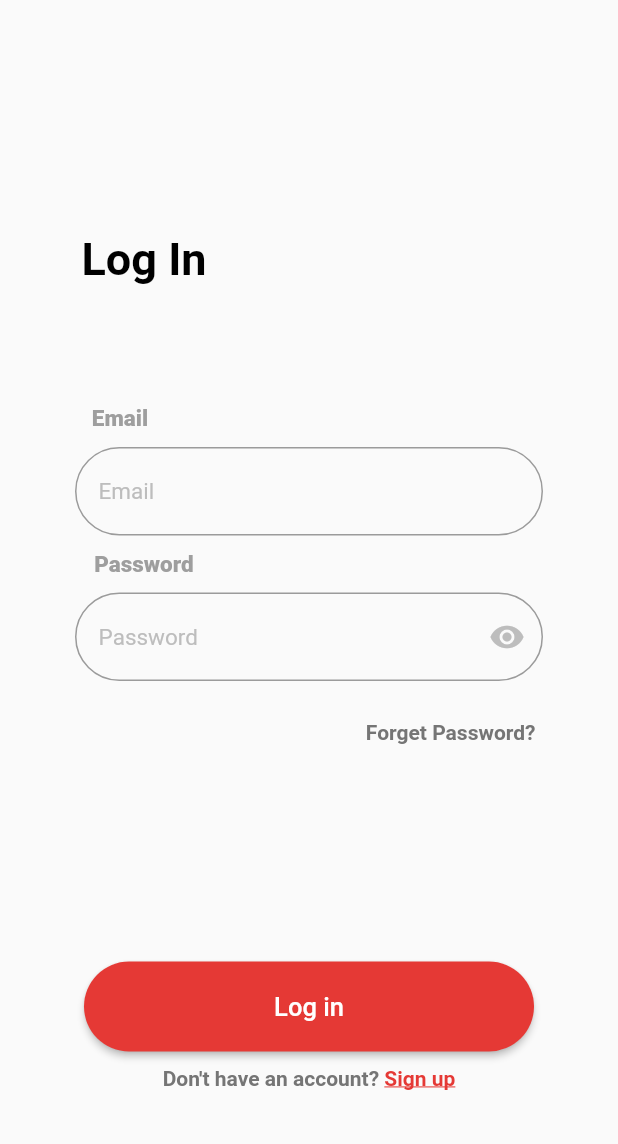
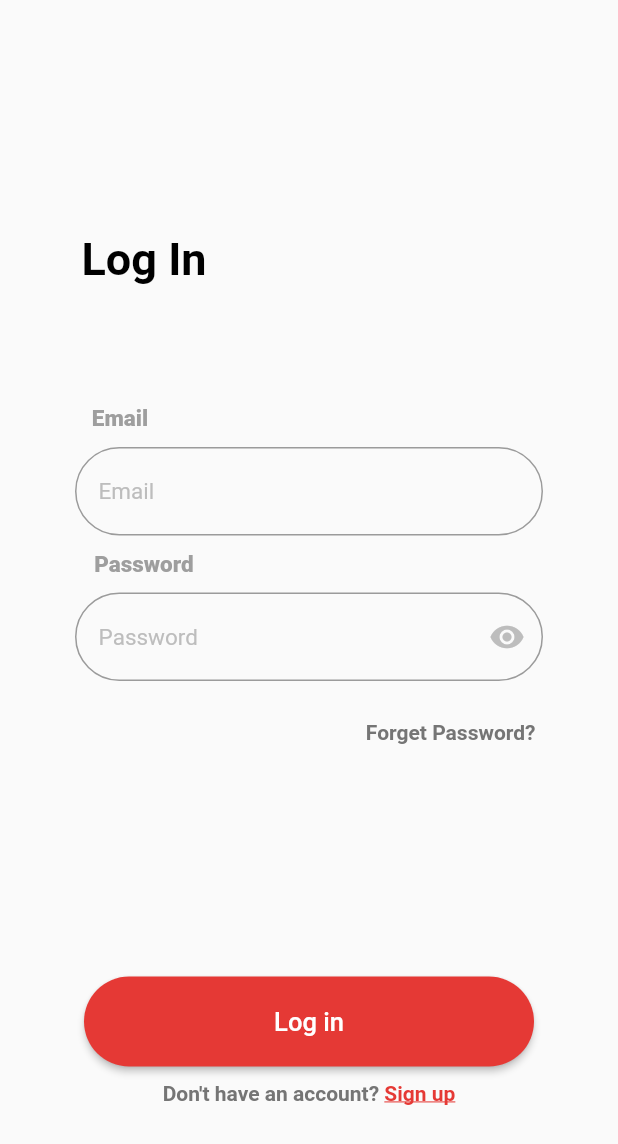
Before and after one commit to YewTeckNg/FYPJ, a Flutter app: the screen it shows after launch, after a tap on "Log In", on a phone screen of 412 x 824 dp. Shown: the top 1144 px of the screen. Run offline on Flutter 3.47's test engine with Material 2 defaults, Android fonts, the phone set to English and light mode, and no system bars; our stand-ins replace another_flushbar, dropdown_button2, email_validator, flutter_rating_bar, flutter_svg, google_maps_flutter and 1 more; missing offline and left inert: crypt, flutter_polyline_points, google_maps_webservice, postgres; network calls fail.

```diff
--- a/lib/constants.dart
+++ b/lib/constants.dart
@@ -1,8 +1,8 @@
 import 'package:flutter/material.dart';
 
-const String google_api_key = "AIzaSyCMx38Wj5gSP0gD4sJqri0CUjFUg9tFeeY";
+const String google_api_key = "";
 
-const String search_apiKey = "AIzaSyCMx38Wj5gSP0gD4sJqri0CUjFUg9tFeeY";
+const String search_apiKey = "";
 
 const Color primaryColor = Color(0xFF006491);
 const Color textColorLightTheme = Color(0xFF0D0D0E);
--- a/lib/pages/account/login.dart
+++ b/lib/pages/account/login.dart
@@ -301,7 +301,7 @@ class _LoginPageState extends State<LoginPage> {
               ),
 
               const SizedBox(
-                height: 145,
+                height: 155,
               ),
               ElevatedButton(
                 onPressed: () {
```
Also changed, not shown: lib/pages/main/explorer/rating.dart (deleted, +0 -219 lines), lib/pages/main/home.dart (deleted, +0 -313 lines), 1 other file.
